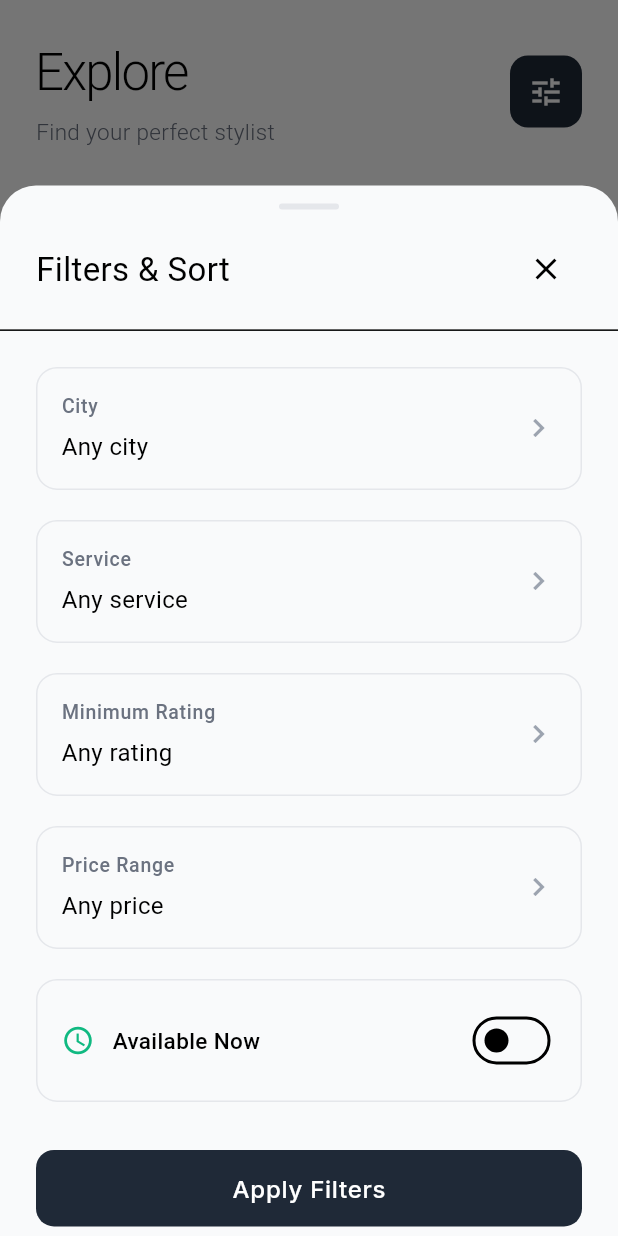
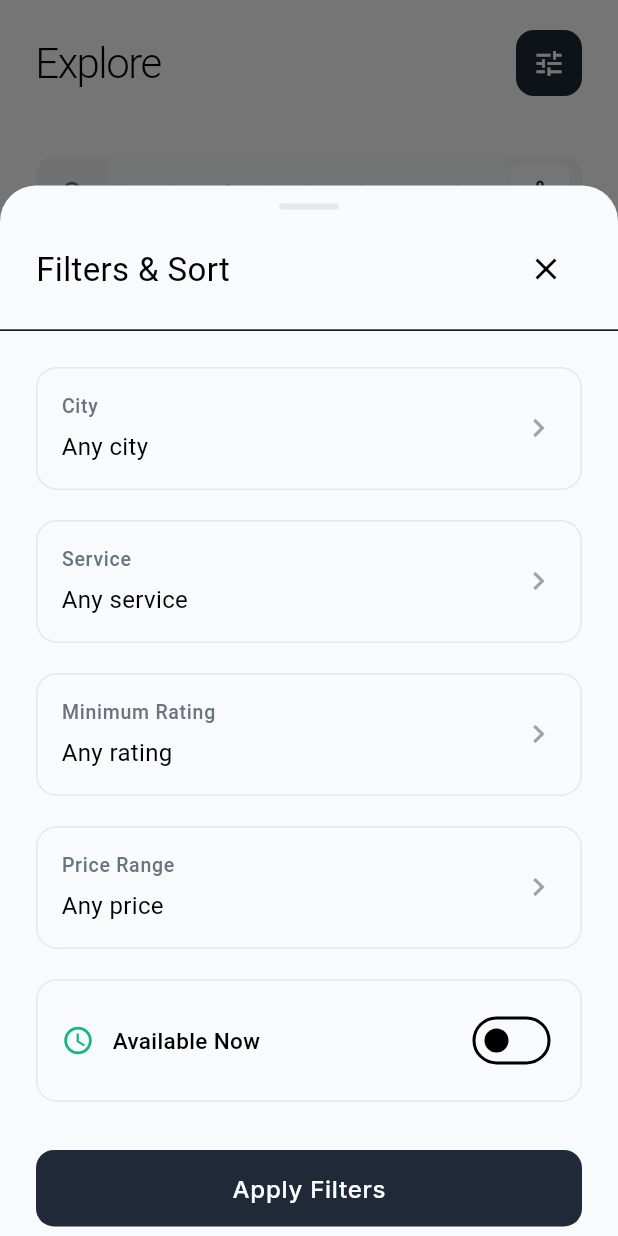
Before and after one commit to qunexadmin/Zelus, a Flutter app: the ExploreScreen screen opened by its route, tab 2 chosen, after a tap on the "tune" icon, on a phone screen of 412 x 824 dp. Run offline on Flutter 3.47's test engine with Material 3 defaults, Android fonts, the light colour scheme and no system bars; our stand-ins replace cached_network_image, dio, flutter_riverpod, flutter_svg, freezed_annotation, go_router and 5 more; accounts and stored records are empty; generated files the repository leaves out were written again; network calls fail.

Commit message:
Refine Explore Screen UI for improved aesthetics and interaction
- Reduced toolbar height for a more compact layout.
- Updated padding for better visual balance.
- Simplified the header by consolidating text elements for a cleaner look.
- Enhanced the filter button interaction with an InkWell widget for improved user experience.

```diff
--- a/mobile/lib/features/screens/explore_screen.dart
+++ b/mobile/lib/features/screens/explore_screen.dart
@@ -97,52 +97,39 @@ class _ExploreScreenState extends ConsumerState<ExploreScreen> with SingleTicker
               pinned: true,
               floating: false,
               expandedHeight: 0,
-              toolbarHeight: 118,
+              toolbarHeight: 96,
               shadowColor: Colors.transparent,
               surfaceTintColor: Colors.transparent,
               flexibleSpace: Padding(
-                padding: const EdgeInsets.fromLTRB(24, 20, 24, 16),
+                padding: const EdgeInsets.fromLTRB(24, 20, 24, 20),
                 child: Row(
                   mainAxisAlignment: MainAxisAlignment.spaceBetween,
                   children: [
                     const Expanded(
-                      child: Column(
-                        crossAxisAlignment: CrossAxisAlignment.start,
-                        mainAxisAlignment: MainAxisAlignment.center,
-                        children: [
-                          Text(
+                      child: Text(
                         'Explore',
                         style: TextStyle(
-                              fontSize: 34,
+                          fontSize: 28,
                           fontWeight: FontWeight.w300,
                           color: Colors.black,
-                              letterSpacing: -1.2,
-                            ),
-                          ),
-                          SizedBox(height: 4),
-                          Text(
-                            'Find your perfect stylist',
-                            style: TextStyle(
-                              fontSize: 15,
-                              color: AppTheme.textSecondary,
-                              fontWeight: FontWeight.w300,
-                            ),
-                          ),
-                        ],
+                          letterSpacing: -1.0,
+                        ),
                       ),
                     ),
                     // Sort & Filter button
-                    Container(
+                    InkWell(
+                      onTap: () {
+                        HapticFeedback.lightImpact();
+                        _showFilterSheet();
+                      },
+                      child: Container(
+                        width: 44,
+                        height: 44,
                         decoration: BoxDecoration(
                           color: AppTheme.primaryColor,
                           borderRadius: BorderRadius.circular(12),
                         ),
-                      child: IconButton(
-                        icon: const Icon(Icons.tune, color: Colors.white),
-                        onPressed: () {
-                          HapticFeedback.lightImpact();
-                          _showFilterSheet();
-                        },
+                        child: const Icon(Icons.tune, color: Colors.white, size: 22),
                       ),
                     ),
                   ],
```
Lines whose indentation alone changed are shown as unchanged.
